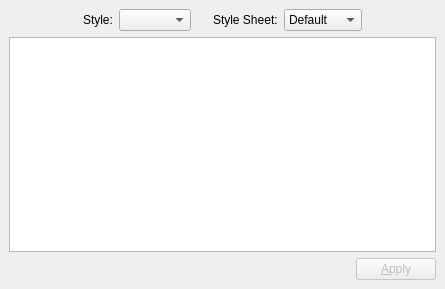
Qt form perl/examples/widgets/stylesheet/stylesheeteditor.ui (chrisburel/perlqt) before a commit.
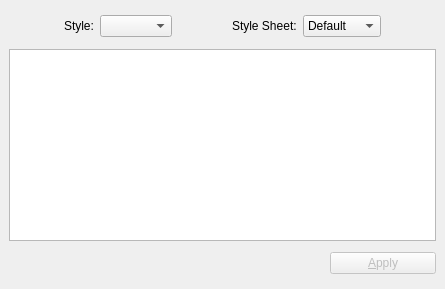
The same form after that commit.

```diff
--- a/perl/examples/widgets/stylesheet/stylesheeteditor.ui
+++ b/perl/examples/widgets/stylesheet/stylesheeteditor.ui
@@ -22,7 +22,7 @@
    <item row="0" column="6" >
     <spacer>
      <property name="orientation" >
-      <enum>Qt::Horizontal</enum>
+      <enum>Qt4::Horizontal</enum>
      </property>
      <property name="sizeType" >
       <enum>QSizePolicy::MinimumExpanding</enum>
@@ -38,7 +38,7 @@
    <item row="0" column="0" >
     <spacer>
      <property name="orientation" >
-      <enum>Qt::Horizontal</enum>
+      <enum>Qt4::Horizontal</enum>
      </property>
      <property name="sizeType" >
       <enum>QSizePolicy::MinimumExpanding</enum>
@@ -73,7 +73,7 @@
    <item row="0" column="3" >
     <spacer>
      <property name="orientation" >
-      <enum>Qt::Horizontal</enum>
+      <enum>Qt4::Horizontal</enum>
      </property>
      <property name="sizeType" >
       <enum>QSizePolicy::Fixed</enum>
@@ -124,7 +124,7 @@
      <item>
       <spacer>
        <property name="orientation" >
-        <enum>Qt::Horizontal</enum>
+        <enum>Qt4::Horizontal</enum>
        </property>
        <property name="sizeHint" >
         <size>
```
